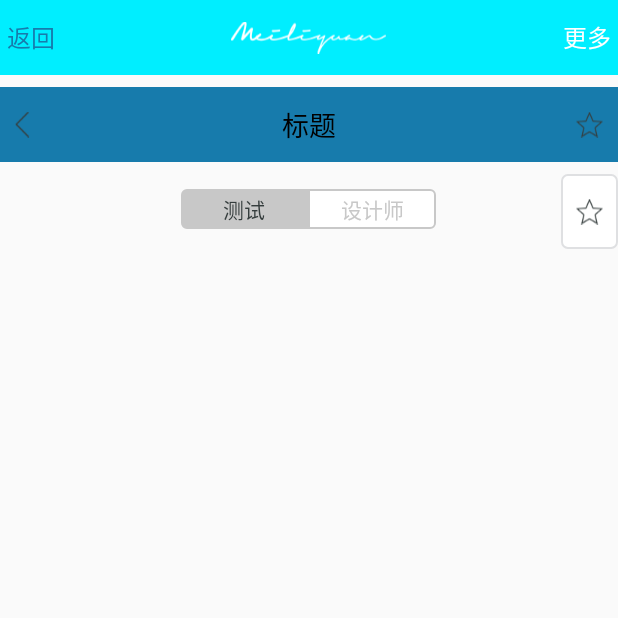
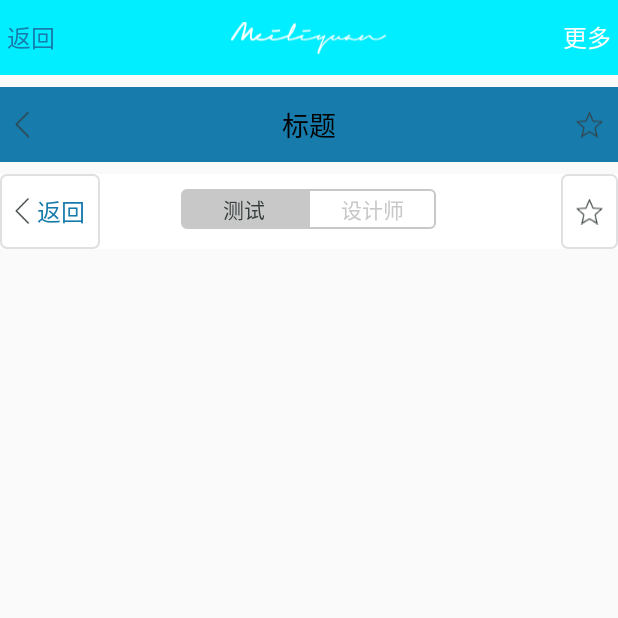
Before and after one commit to pandakill/PandaView, an Android app: the screen it shows after launch (MainActivity), on a phone screen of 412 x 824 dp, the top half of it. Run offline under Robolectric (Android 15) with nearby library versions, the phone set to English and light mode, and no system bars.

```diff
--- a/app/src/main/java/panda/com/pandaview/MainActivity.java
+++ b/app/src/main/java/panda/com/pandaview/MainActivity.java
@@ -35,10 +35,10 @@ public class MainActivity extends AppCompatActivity {
 
         PandaTopHeader header = (PandaTopHeader) findViewById(R.id.header1);
         header.setLeftButtonId(R.id.button_back);
+        header.setLeftButtonBackground(getResources().getDrawable(R.drawable.header_button_selector));
         header.setTitleDrawablePadding(Util.dp2px(MainActivity.this, 8));
         header.setTitleTextDrawable(R.mipmap.back, -1, -1, -1);
 
-        header.setButtonLeftVisible(View.GONE);
         MLYSegmentView segmentView = new MLYSegmentView(this);
         RelativeLayout.LayoutParams params =
                 new RelativeLayout.LayoutParams(Util.dp2px(MainActivity.this, 170),Util.dp2px(MainActivity.this, 30));
--- a/app/src/main/res/layout/content_main.xml
+++ b/app/src/main/res/layout/content_main.xml
@@ -44,13 +44,13 @@
         android:layout_width="match_parent"
         android:layout_height="50dp"
         android:layout_marginTop="116dp"
-        android:background="@android:color/transparent"
+        android:background="@color/white"
         app:left_right_padding="10dp"
         app:left_textDrawable="@mipmap/back"
         app:left_textDrawablePadding="5dp"
         app:left_text="返回"
         app:left_textSize="16sp"
-        app:left_textColor="#000000"
+        app:left_textColorStateList="@color/text_color_blue2black_selector"
         app:title_text="标题"
         app:title_textColor="#000000"
         app:title_textSize="18sp"
```
